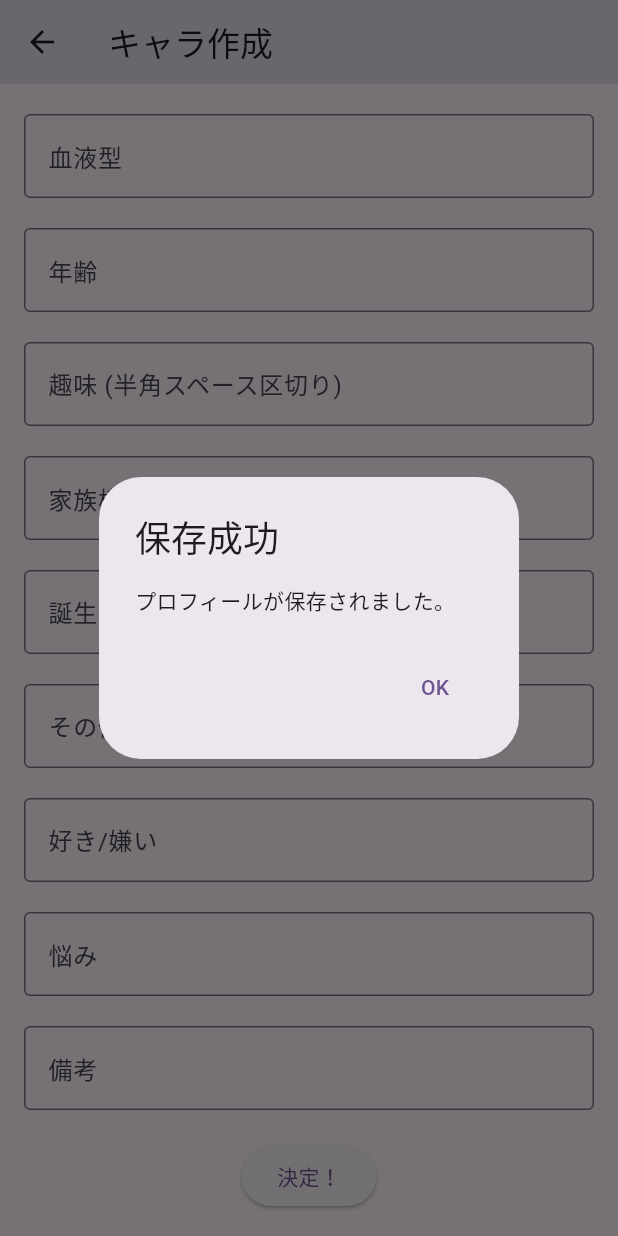
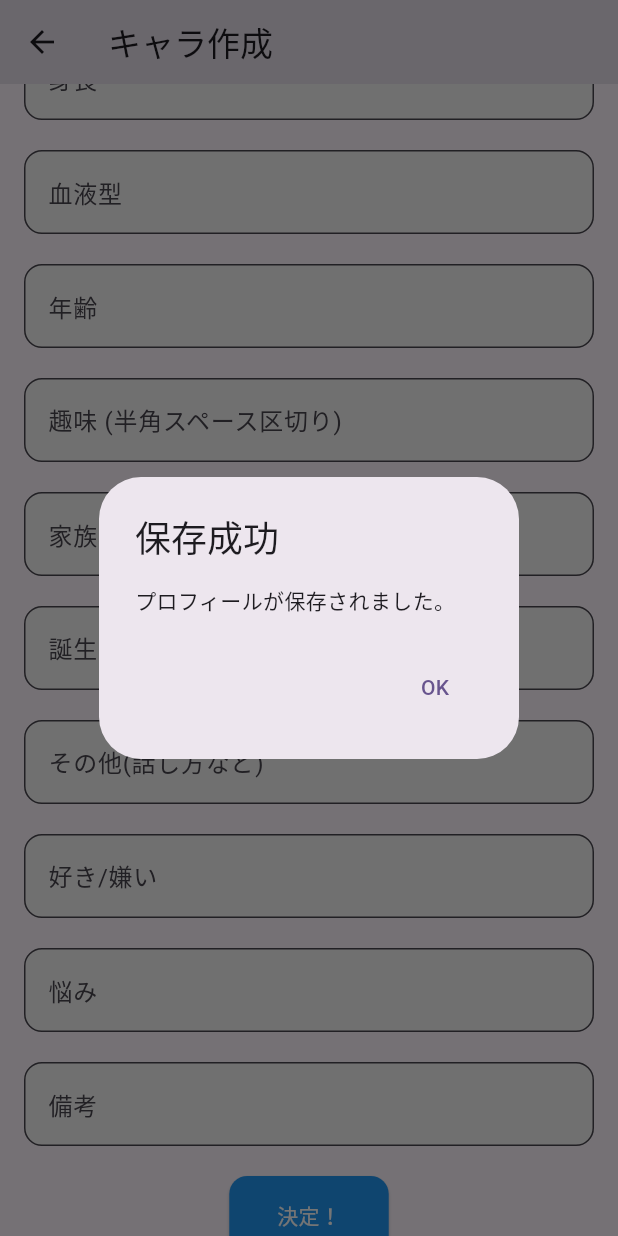
Before and after one commit to jyogi-web/geek2024_vol.22_1, a Flutter app: the CreateScreen screen opened directly, scrolled down 576 dp, after a tap on "決定！", on a phone screen of 412 x 824 dp. Run offline on Flutter 3.47's test engine with Material 3 defaults, Android fonts, the phone set to English and light mode, and no system bars; our stand-ins replace cloud_firestore, file_picker, firebase_auth, firebase_core, firebase_storage, flutter_chat_types and 4 more; accounts and stored records are empty.

Commit message:
add UI変更

```diff
--- a/lib/ui/create/view/create_page.dart
+++ b/lib/ui/create/view/create_page.dart
@@ -83,147 +83,231 @@ class CreateScreen extends StatelessWidget {
             return SingleChildScrollView(
               padding: const EdgeInsets.all(16.0),
               child: Column(
+                crossAxisAlignment: CrossAxisAlignment.start,
                 children: [
                   TextField(
                     controller: viewModel.nameController,
-                    decoration: const InputDecoration(
+                    decoration: InputDecoration(
                       labelText: "名前",
-                      border: OutlineInputBorder(),
+                      border: OutlineInputBorder(
+                        borderRadius: BorderRadius.circular(12),
+                      ),
+                      filled: true,
+                      fillColor: Colors.grey[100],
                     ),
                   ),
                   const SizedBox(height: 20),
                   TextField(
                     controller: viewModel.tagController,
-                    decoration: const InputDecoration(
+                    decoration: InputDecoration(
                       labelText: "タグ (半角スペース区切り)",
-                      border: OutlineInputBorder(),
+                      border: OutlineInputBorder(
+                        borderRadius: BorderRadius.circular(12),
+                      ),
+                      filled: true,
+                      fillColor: Colors.grey[100],
                     ),
                   ),
                   const SizedBox(height: 20),
                   TextField(
                     controller: viewModel.descriptionController,
-                    decoration: const InputDecoration(
+                    decoration: InputDecoration(
                       labelText: "説明",
-                      border: OutlineInputBorder(),
+                      border: OutlineInputBorder(
+                        borderRadius: BorderRadius.circular(12),
+                      ),
+                      filled: true,
+                      fillColor: Colors.grey[100],
                     ),
                   ),
                   const SizedBox(height: 20),
                   TextField(
                     controller: viewModel.imageUrlController,
-                    decoration: const InputDecoration(
+                    decoration: InputDecoration(
                       labelText: "画像URL",
-                      border: OutlineInputBorder(),
+                      border: OutlineInputBorder(
+                        borderRadius: BorderRadius.circular(12),
+                      ),
+                      filled: true,
+                      fillColor: Colors.grey[100],
                     ),
                   ),
+                  const SizedBox(height: 20),
                   ElevatedButton(
                     onPressed: () => _pickImage(viewModel),
-                    child: Text('ファイルを選択'),
+                    style: ElevatedButton.styleFrom(
+                      backgroundColor: Colors.blue,
+                      foregroundColor: Colors.white,
+                      shape: RoundedRectangleBorder(
+                        borderRadius: BorderRadius.circular(12),
+                      ),
+                      padding: const EdgeInsets.symmetric(vertical: 16, horizontal: 25),
+                    ),
+                    child: const Text('ファイルを選択'),
                   ),
-                  SizedBox(height: 20),
+                  const SizedBox(height: 20),
                   TextField(
                     controller: viewModel.genderController,
-                    decoration: const InputDecoration(
+                    decoration: InputDecoration(
                       labelText: "性別",
-                      border: OutlineInputBorder(),
+                      border: OutlineInputBorder(
+                        borderRadius: BorderRadius.circular(12),
+                      ),
+                      filled: true,
+                      fillColor: Colors.grey[100],
                     ),
                   ),
                   const SizedBox(height: 20),
                   TextField(
                     controller: viewModel.personalityController,
-                    decoration: const InputDecoration(
+                    decoration: InputDecoration(
                       labelText: "性格",
-                      border: OutlineInputBorder(),
+                      border: OutlineInputBorder(
+                        borderRadius: BorderRadius.circular(12),
+                      ),
+                      filled: true,
+                      fillColor: Colors.grey[100],
                     ),
                   ),
                   const SizedBox(height: 20),
                   TextField(
                     controller: viewModel.heightController,
                     keyboardType: TextInputType.number,
-                    decoration: const InputDecoration(
+                    decoration: InputDecoration(
                       labelText: "身長",
-                      border: OutlineInputBorder(),
+                      border: OutlineInputBorder(
+                        borderRadius: BorderRadius.circular(12),
+                      ),
+                      filled: true,
+                      fillColor: Colors.grey[100],
                     ),
                   ),
                   const SizedBox(height: 20),
                   TextField(
                     controller: viewModel.bloodTypeController,
-                    decoration: const InputDecoration(
+                    decoration: InputDecoration(
                       labelText: "血液型",
-                      border: OutlineInputBorder(),
+                      border: OutlineInputBorder(
+                        borderRadius: BorderRadius.circular(12),
+                      ),
+                      filled: true,
+                      fillColor: Colors.grey[100],
                     ),
                   ),
                   const SizedBox(height: 20),
                   TextField(
                     controller: viewModel.ageController,
                     keyboardType: TextInputType.number,
-                    decoration: const InputDecoration(
+                    decoration: InputDecoration(
                       labelText: "年齢",
-                      border: OutlineInputBorder(),
+                      border: OutlineInputBorder(
+                        borderRadius: BorderRadius.circular(12),
+                      ),
+                      filled: true,
+                      fillColor: Colors.grey[100],
                     ),
                   ),
                   const SizedBox(height: 20),
                   TextField(
                     controller: viewModel.hobbiesController,
-                    decoration: const InputDecoration(
+                    decoration: InputDecoration(
                       labelText: "趣味 (半角スペース区切り)",
-                      border: OutlineInputBorder(),
+                      border: OutlineInputBorder(
+                        borderRadius: BorderRadius.circular(12),
+                      ),
+                      filled: true,
+                      fillColor: Colors.grey[100],
                     ),
                   ),
                   const SizedBox(height: 20),
                   TextField(
                     controller: viewModel.familyStructureController,
-                    decoration: const InputDecoration(
+                    decoration: InputDecoration(
                       labelText: "家族構成",
-                      border: OutlineInputBorder(),
+                      border: OutlineInputBorder(
+                        borderRadius: BorderRadius.circular(12),
+                      ),
+                      filled: true,
+                      fillColor: Colors.grey[100],
                     ),
                   ),
                   const SizedBox(height: 20),
                   TextField(
                     controller: viewModel.birthDateController,
-                    decoration: const InputDecoration(
+                    decoration: InputDecoration(
                       labelText: "誕生日 (YYYY-MM-DD)",
-                      border: OutlineInputBorder(),
+                      border: OutlineInputBorder(
+                        borderRadius: BorderRadius.circular(12),
+                      ),
+                      filled: true,
+                      fillColor: Colors.grey[100],
                     ),
                   ),
                   const SizedBox(height: 20),
                   TextField(
                     controller: viewModel.otherDetailsController,
-                    decoration: const InputDecoration(
+                    decoration: InputDecoration(
                       labelText: "その他(話し方など)",
-                      border: OutlineInputBorder(),
+                      border: OutlineInputBorder(
+                        borderRadius: BorderRadius.circular(12),
+                      ),
+                      filled: true,
+                      fillColor: Colors.grey[100],
                     ),
                   ),
                   const SizedBox(height: 20),
                   TextField(
                     controller: viewModel.likesDislikesController,
-                    decoration: const InputDecoration(
+                    decoration: InputDecoration(
                       labelText: "好き/嫌い",
-                      border: OutlineInputBorder(),
+                      border: OutlineInputBorder(
+                        borderRadius: BorderRadius.circular(12),
+                      ),
+                      filled: true,
+                      fillColor: Colors.grey[100],
                     ),
                   ),
                   const SizedBox(height: 20),
                   TextField(
                     controller: viewModel.concernsController,
-                    decoration: const InputDecoration(
+                    decoration: InputDecoration(
                       labelText: "悩み",
-                      border: OutlineInputBorder(),
+                      border: OutlineInputBorder(
+                        borderRadius: BorderRadius.circular(12),
+                      ),
+                      filled: true,
+                      fillColor: Colors.grey[100],
                     ),
                   ),
                   const SizedBox(height: 20),
                   TextField(
                     controller: viewModel.remarksController,
-                    decoration: const InputDecoration(
+                    decoration: InputDecoration(
                       labelText: "備考",
-                      border: OutlineInputBorder(),
+                      border: OutlineInputBorder(
+                        borderRadius: BorderRadius.circular(12),
+                      ),
+                      filled: true,
+                      fillColor: Colors.grey[100],
                     ),
                   ),
                   const SizedBox(height: 20),
-                  ElevatedButton(
-                    onPressed: () {
-                      viewModel.submitProfile(context); // contextを渡す
-                    },
-                    child: const Text("決定！"),
-                  )
+                  Center(
+                    child: ElevatedButton(
+                      onPressed: () {
+                        viewModel.submitProfile(context); // contextを渡す
+                      },
+                      style: ElevatedButton.styleFrom(
+                        backgroundColor: Colors.blue,
+                        foregroundColor: Colors.white,
+                        shape: RoundedRectangleBorder(
+                          borderRadius: BorderRadius.circular(12),
+                        ),
+                        padding: const EdgeInsets.symmetric(vertical: 16, horizontal: 32),
+                      ),
+                      child: const Text("決定！"),
+                    ),
+                  ),
                 ],
               ),
             );
--- a/pubspec.yaml
+++ b/pubspec.yaml
@@ -48,9 +48,11 @@ dependencies:
   file_picker: ^8.3.6
   firebase_storage: ^12.4.2
 
+
 dev_dependencies:
   flutter_test:
     sdk: flutter
+
 
   # The "flutter_lints" package below contains a set of recommended lints to
   # encourage good coding practices. The lint set provided by the package is
```
Also changed, not shown: pubspec.lock.
